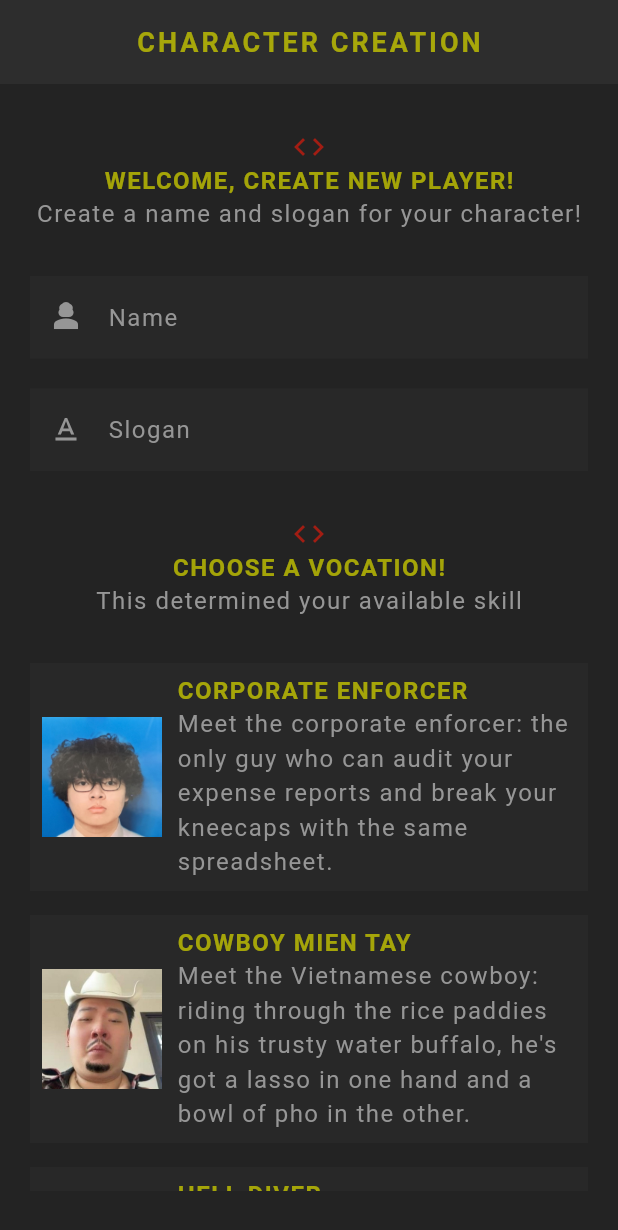
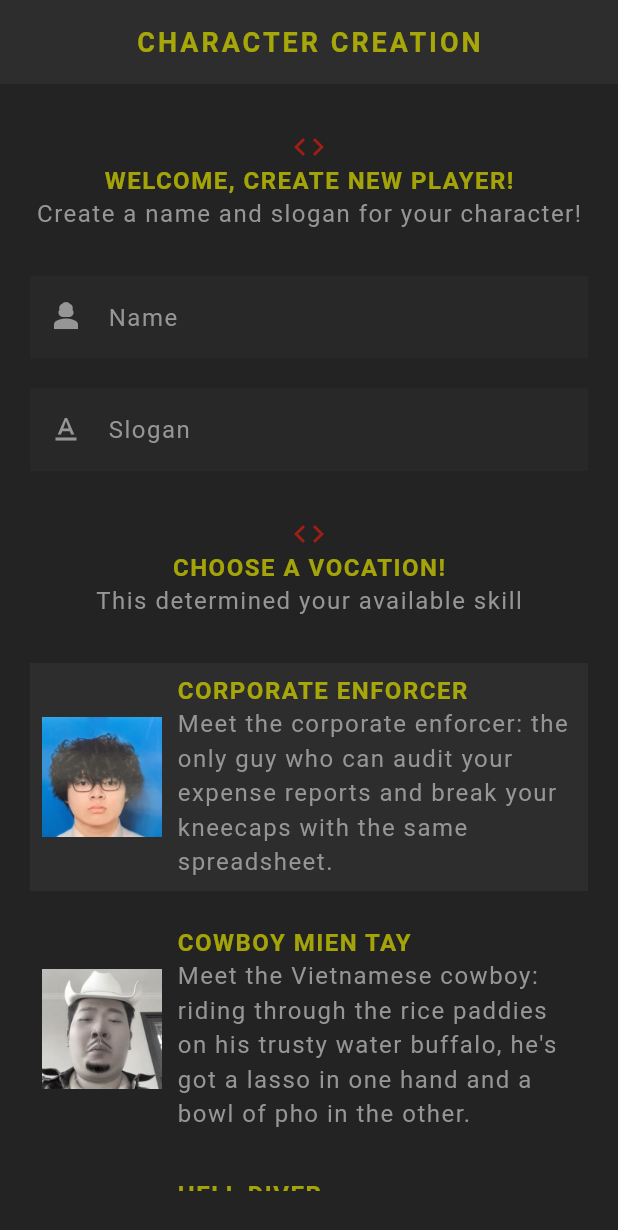
Before and after one commit to GiangTrongDuong/Zing_RPG_mobile_apps, a Flutter app: the screen it shows after launch, on a phone screen of 412 x 824 dp. Shown: the top 1230 px of the screen. Run offline on Flutter 3.47's test engine with Material 3 defaults, Android fonts, the phone set to English and light mode, and no system bars; our stand-ins replace google_fonts; Roboto replaces fonts that are missing (Kanit).

Commit message:
Updated looks and skill

```diff
--- a/lib/screens/create/create.dart
+++ b/lib/screens/create/create.dart
@@ -1,10 +1,15 @@
 import 'package:flutter/material.dart';
+import 'package:flutter_rpg/models/character.dart';
 import 'package:flutter_rpg/models/vocation.dart';
 import 'package:flutter_rpg/screens/create/vocation_card.dart';
+import 'package:flutter_rpg/screens/home/home.dart';
 import 'package:flutter_rpg/shared/style_button.dart';
 import 'package:flutter_rpg/shared/style_text.dart';
 import 'package:flutter_rpg/theme.dart';
 import 'package:google_fonts/google_fonts.dart';
+import 'package:uuid/uuid.dart';
+
+var uuid = const Uuid();
 
 class Create extends StatefulWidget {
   const Create({super.key});
@@ -25,21 +30,34 @@ class _CreateState extends State<Create> {
     _sloganController.dispose();// TODO: implement dispose
     super.dispose();
   }
+  // handling vocation selection
+  Vocation selectedVocation = Vocation.corporate;
 
+  void updateVocation(Vocation vocation){
+    setState(() {
+      selectedVocation = vocation;
+    });
+  }
   //submit handler
   void handleSubmit(){
     if (_nameController.text.trim().isEmpty) {
-      print('name must not be empty');
+      //show error dialog
       return;
     }
 
     if (_sloganController.text.trim().isEmpty) {
-      print('slogan must not be empty');
+      //show error dialog
       return;
     }
+    characters.add(Character(
+      name: _nameController.text.trim(),
+      slogan: _sloganController.text.trim(),
+      id: uuid.v4(),
+      vocation: selectedVocation
+      ));
 
-    print(_nameController.text);
-    print(_sloganController.text);
+      Navigator.push(context, MaterialPageRoute(
+        builder: (ctx) => const Home()));
   }
 
   @override
@@ -102,18 +120,37 @@ class _CreateState extends State<Create> {
               ),
               const SizedBox(height: 30,),
               // vocation card
-              const VocationCard(
+              VocationCard(
+                selected: selectedVocation == Vocation.corporate,
+                onTap: updateVocation,
                 vocation: Vocation.corporate
                 ),
-                const VocationCard(
+              VocationCard(
+                selected: selectedVocation == Vocation.cowboy,
+                onTap: updateVocation,
                 vocation: Vocation.cowboy
                 ),
-                const VocationCard(
+                VocationCard(
+                selected: selectedVocation == Vocation.helldiver,
+                onTap: updateVocation,
                 vocation: Vocation.helldiver
                 ),
-                const VocationCard(
+                VocationCard(
+                selected: selectedVocation == Vocation.police,
+                onTap: updateVocation,
                 vocation: Vocation.police
                 ),
+              //Good luck message
+              Center(
+                child: Icon(Icons.code, color: AppColors.primaryColor,),
+              ),
+              const Center(
+                child: StyledHeading('Good luck traveling!'),
+              ),
+              const Center(
+                child: StyledText('May Thy Journey Shilling!'),
+              ),
+              const SizedBox(height: 30,),
 
               Center(
                 child: StyledButton(
--- a/lib/screens/create/vocation_card.dart
+++ b/lib/screens/create/vocation_card.dart
@@ -1,17 +1,27 @@
 import 'package:flutter/material.dart';
 import 'package:flutter_rpg/models/vocation.dart';
 import 'package:flutter_rpg/shared/style_text.dart';
+import 'package:flutter_rpg/theme.dart';
 
 class VocationCard extends StatelessWidget {
   const VocationCard({
     super.key,
-    required this.vocation,});
+    required this.vocation,
+    required this.onTap,
+    required this.selected});
 
   final Vocation vocation;
+  final void Function(Vocation vocation) onTap;
+  final bool selected;
 
   @override
   Widget build(BuildContext context) {
-    return Card(
+    return GestureDetector(
+      onTap: (){
+        onTap(vocation);
+      },
+      child: Card(
+        color: selected ? AppColors.secondaryColor : Colors.transparent,
         child: Padding(
           padding: const EdgeInsets.all(8),
           child: Row(
@@ -20,7 +30,9 @@ class VocationCard extends StatelessWidget {
               //vocation img
               Image.asset('assets/img/vocational/${vocation.image}',
               width: 80,
-            colorBlendMode: BlendMode.color,),
+              colorBlendMode: BlendMode.color,
+              color: !selected ? Colors.black.withOpacity(0.8) : Colors.transparent,
+              ),
               const SizedBox(width: 10,),
               //Title and description
               Expanded(
@@ -34,6 +46,7 @@ class VocationCard extends StatelessWidget {
             ],
             ),
           ),
+      ),
     );
   }
 }
--- a/pubspec.yaml
+++ b/pubspec.yaml
@@ -36,6 +36,7 @@ dependencies:
   # Use with the CupertinoIcons class for iOS style icons.
   cupertino_icons: ^1.0.6
   google_fonts: ^6.2.1
+  uuid: ^4.4.0
 
 dev_dependencies:
   flutter_test:
@@ -46,7 +47,7 @@ dev_dependencies:
   # activated in the `analysis_options.yaml` file located at the root of your
   # package. See that file for information about deactivating specific lint
   # rules and activating additional ones.
-  flutter_lints: ^3.0.0
+  flutter_lints: ^4.0.0
 
 # For information on the generic Dart part of this file, see the
 # following page: https://dart.dev/tools/pub/pubspec
```
Also changed, not shown: lib/screens/home/home.dart (+8 -1 lines), pubspec.lock. Lines whose indentation alone changed are shown as unchanged.
